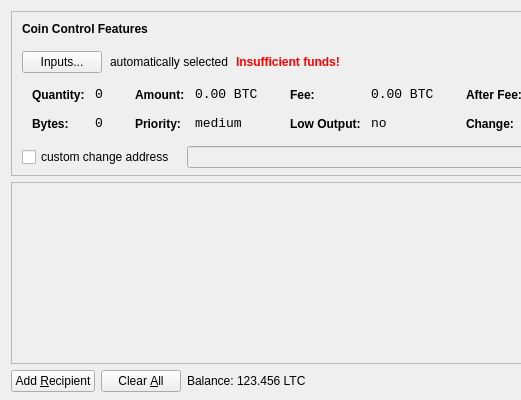
Qt form src/qt/forms/sendcoinsdialog.ui (ShockwaveCryptocurrency/Shockwave) before a commit; both pictures show x 0 to 521 and y 0 to 400 of the 850 by 400 pixel window.
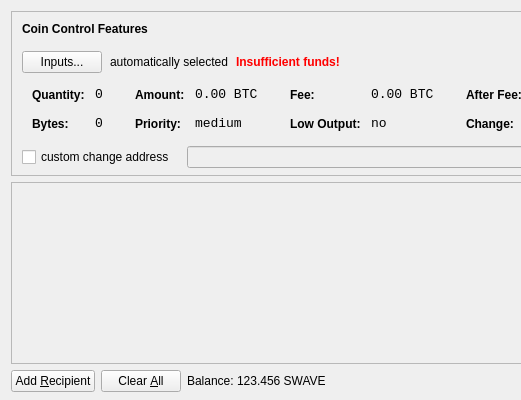
The same form after that commit. Icons and pictures are not drawn.

Patch:
```diff
--- a/src/qt/forms/sendcoinsdialog.ui
+++ b/src/qt/forms/sendcoinsdialog.ui
@@ -720,7 +720,7 @@
           <cursorShape>IBeamCursor</cursorShape>
          </property>
          <property name="text">
-          <string>123.456 LTC</string>
+          <string>123.456 SWAVE</string>
          </property>
          <property name="textInteractionFlags">
           <set>Qt::LinksAccessibleByMouse|Qt::TextSelectableByKeyboard|Qt::TextSelectableByMouse</set>
```
